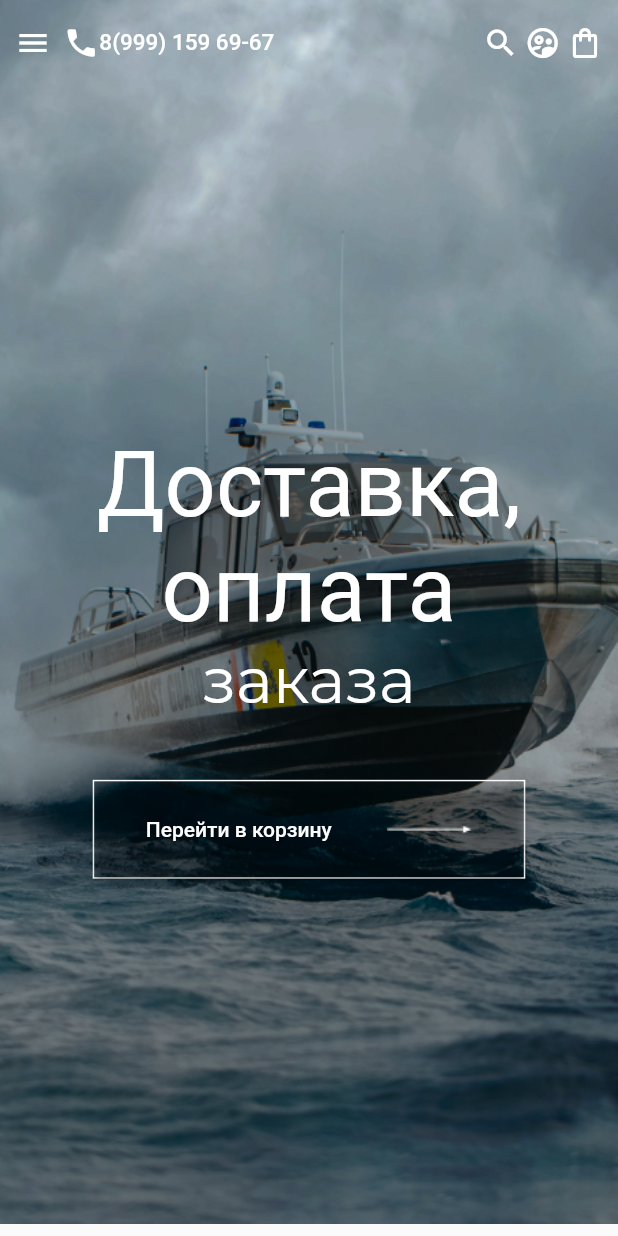
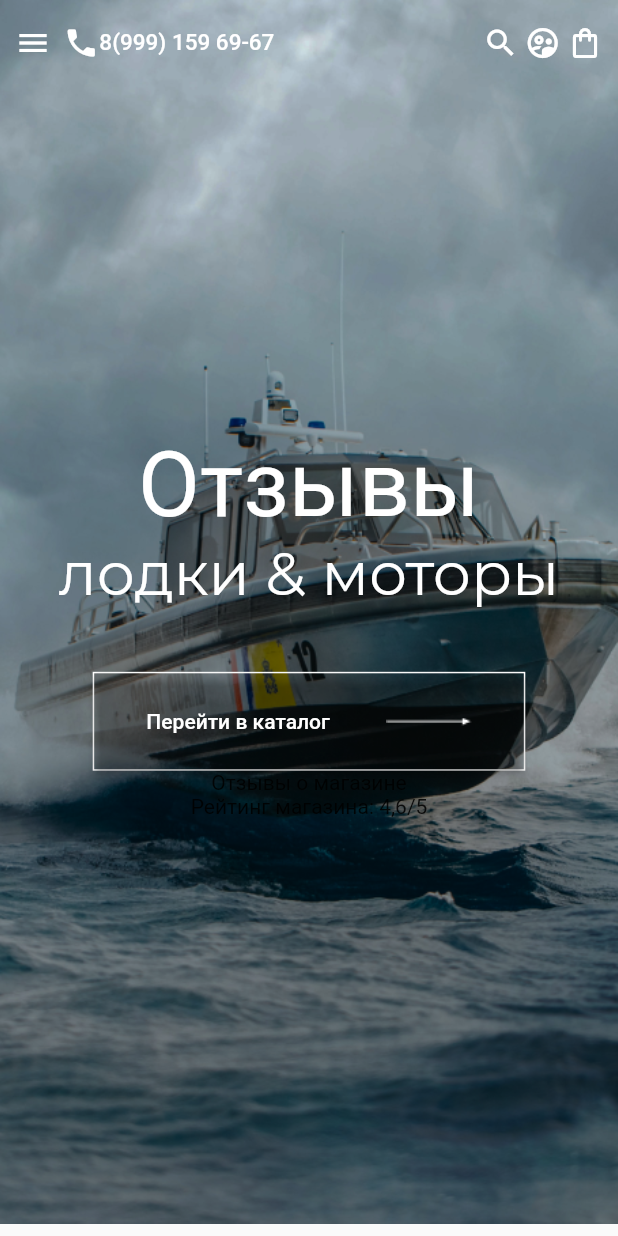
Before and after one commit to BoatMotors/BoatMotors-Mobile, a Flutter app: the screen it shows after launch, on a phone screen of 412 x 824 dp. Run offline on Flutter 3.47's test engine with Material 2 defaults, Android fonts, the phone set to English and light mode, and no system bars; our stand-ins replace dio, google_fonts.

Commit message:
first commit

```diff
--- a/boatmotors_mobile/lib/main.dart
+++ b/boatmotors_mobile/lib/main.dart
@@ -1,7 +1,8 @@
-import 'package:boatmotors_mobile/view/pages/account_page.dart';
-import 'package:boatmotors_mobile/view/pages/delivery_payment_page.dart';
-import 'package:boatmotors_mobile/view/pages/home_page.dart';
-import 'package:boatmotors_mobile/view/pages/register_page.dart';
+import 'package:boatmotors_mobile/view/page/Account%20Page/account_page.dart';
+import 'package:boatmotors_mobile/view/page/Delivery%20Payment/delivery_payment_page.dart';
+import 'package:boatmotors_mobile/view/page/Home/home_page.dart';
+import 'package:boatmotors_mobile/view/page/Register%20Page/register_page.dart';
+import 'package:boatmotors_mobile/view/page/Review%20Page/review_page.dart';
 import 'package:flutter/material.dart';
 
 void main() {
@@ -20,7 +21,7 @@ class _MyAppState extends State<MyApp> {
   Widget build(BuildContext context) {
     return const MaterialApp(
       debugShowCheckedModeBanner: false,
-      home: DeliveryPaymentPage(),
+      home: ReviewPage(),
     );
   }
 }
--- a/boatmotors_mobile/lib/provider/register_provider.dart
+++ /dev/null
@@ -1,3 +0,0 @@
-class RegisterProvider {
-
-}
--- a/boatmotors_mobile/lib/view/pages/register_page.dart
+++ b/boatmotors_mobile/lib/view/page/Register Page/register_page.dart
@@ -145,9 +145,10 @@ class _RegisterPageState extends State<RegisterPage> {
                                   child: Row(
                                     mainAxisAlignment:
                                         MainAxisAlignment.spaceAround,
-                                    children: const [
-                                      Text("""Перейти к регистрации"""),
-                                      Icon(Icons.arrow_right_alt_outlined),
+                                    children: [
+                                      const Text("""Перейти к регистрации"""),
+                                      Image.asset(
+                                          "assets/light_arrow_right.png"),
                                     ],
                                   ),
                                 ),
@@ -161,13 +162,15 @@ class _RegisterPageState extends State<RegisterPage> {
 
                   /////////////////////////// Регистрация ///////////////////////////
                   Padding(
-                    padding: EdgeInsets.symmetric(horizontal: size.width * 0.035),
+                    padding:
+                        EdgeInsets.symmetric(horizontal: size.width * 0.035),
                     child: Column(
                       children: [
                         SizedBox(
                           width: double.infinity,
                           child: Padding(
-                            padding: const EdgeInsets.symmetric(horizontal: 0.0),
+                            padding:
+                                const EdgeInsets.symmetric(horizontal: 0.0),
                             child: Column(
                               crossAxisAlignment: CrossAxisAlignment.start,
                               children: [
@@ -233,7 +236,8 @@ class _RegisterPageState extends State<RegisterPage> {
                                                       .height *
                                                   0.05,
                                               child: TextFormField(
-                                                decoration: const InputDecoration(
+                                                decoration:
+                                                    const InputDecoration(
                                                   border: OutlineInputBorder(),
                                                 ),
                                               ),
@@ -257,7 +261,8 @@ class _RegisterPageState extends State<RegisterPage> {
                                                       .height *
                                                   0.05,
                                               child: TextFormField(
-                                                decoration: const InputDecoration(
+                                                decoration:
+                                                    const InputDecoration(
                                                   border: OutlineInputBorder(),
                                                 ),
                                               ),
@@ -281,7 +286,8 @@ class _RegisterPageState extends State<RegisterPage> {
                                                       .height *
                                                   0.05,
                                               child: TextFormField(
-                                                decoration: const InputDecoration(
+                                                decoration:
+                                                    const InputDecoration(
                                                   border: OutlineInputBorder(),
                                                 ),
                                               ),
@@ -305,7 +311,8 @@ class _RegisterPageState extends State<RegisterPage> {
                                                       .height *
                                                   0.05,
                                               child: TextFormField(
-                                                decoration: const InputDecoration(
+                                                decoration:
+                                                    const InputDecoration(
                                                   border: OutlineInputBorder(),
                                                 ),
                                               ),
@@ -329,7 +336,8 @@ class _RegisterPageState extends State<RegisterPage> {
                                                       .height *
                                                   0.05,
                                               child: TextFormField(
-                                                decoration: const InputDecoration(
+                                                decoration:
+                                                    const InputDecoration(
                                                   border: OutlineInputBorder(),
                                                 ),
                                               ),
@@ -353,7 +361,8 @@ class _RegisterPageState extends State<RegisterPage> {
                                                       .height *
                                                   0.05,
                                               child: TextFormField(
-                                                decoration: const InputDecoration(
+                                                decoration:
+                                                    const InputDecoration(
                                                   border: OutlineInputBorder(),
                                                 ),
                                               ),
@@ -374,7 +383,8 @@ class _RegisterPageState extends State<RegisterPage> {
                         SizedBox(
                           width: double.infinity,
                           child: Padding(
-                            padding: const EdgeInsets.symmetric(horizontal: 0.0),
+                            padding:
+                                const EdgeInsets.symmetric(horizontal: 0.0),
                             child: Column(
                               crossAxisAlignment: CrossAxisAlignment.start,
                               children: [
@@ -440,7 +450,8 @@ class _RegisterPageState extends State<RegisterPage> {
                                                       .height *
                                                   0.05,
                                               child: TextFormField(
-                                                decoration: const InputDecoration(
+                                                decoration:
+                                                    const InputDecoration(
                                                   border: OutlineInputBorder(),
                                                 ),
                                               ),
@@ -464,7 +475,8 @@ class _RegisterPageState extends State<RegisterPage> {
                                                       .height *
                                                   0.05,
                                               child: TextFormField(
-                                                decoration: const InputDecoration(
+                                                decoration:
+                                                    const InputDecoration(
                                                   border: OutlineInputBorder(),
                                                 ),
                                               ),
@@ -488,7 +500,8 @@ class _RegisterPageState extends State<RegisterPage> {
                                                       .height *
                                                   0.05,
                                               child: TextFormField(
-                                                decoration: const InputDecoration(
+                                                decoration:
+                                                    const InputDecoration(
                                                   border: OutlineInputBorder(),
                                                 ),
                                               ),
@@ -512,7 +525,8 @@ class _RegisterPageState extends State<RegisterPage> {
                                                       .height *
                                                   0.05,
                                               child: TextFormField(
-                                                decoration: const InputDecoration(
+                                                decoration:
+                                                    const InputDecoration(
                                                   border: OutlineInputBorder(),
                                                 ),
                                               ),
@@ -536,7 +550,8 @@ class _RegisterPageState extends State<RegisterPage> {
                                                       .height *
                                                   0.05,
                                               child: TextFormField(
-                                                decoration: const InputDecoration(
+                                                decoration:
+                                                    const InputDecoration(
                                                   border: OutlineInputBorder(),
                                                 ),
                                               ),
@@ -682,8 +697,9 @@ class _RegisterPageState extends State<RegisterPage> {
                                     ),
                                     _sizedHeightBox0008(context),
                                     SizedBox(
-                                      height: MediaQuery.of(context).size.height *
-                                          0.05,
+                                      height:
+                                          MediaQuery.of(context).size.height *
+                                              0.05,
                                       child: TextFormField(
                                         decoration: const InputDecoration(
                                           border: OutlineInputBorder(),
@@ -701,8 +717,9 @@ class _RegisterPageState extends State<RegisterPage> {
                                     ),
                                     _sizedHeightBox0008(context),
                                     SizedBox(
-                                      height: MediaQuery.of(context).size.height *
-                                          0.05,
+                                      height:
+                                          MediaQuery.of(context).size.height *
+                                              0.05,
                                       child: TextFormField(
                                         decoration: const InputDecoration(
                                           border: OutlineInputBorder(),
@@ -711,8 +728,9 @@ class _RegisterPageState extends State<RegisterPage> {
                                     ),
                                     _sizedHeightBox005(context),
                                     SizedBox(
-                                      height: MediaQuery.of(context).size.height *
-                                          0.06,
+                                      height:
+                                          MediaQuery.of(context).size.height *
+                                              0.06,
                                       child: ElevatedButton(
                                         style: ButtonStyle(
                                           backgroundColor:
@@ -767,7 +785,8 @@ class _RegisterPageState extends State<RegisterPage> {
                               ],
                             ),
                             SizedBox(
-                              height: MediaQuery.of(context).size.height * 0.012,
+                              height:
+                                  MediaQuery.of(context).size.height * 0.012,
                             ),
                             Row(
                               mainAxisAlignment: MainAxisAlignment.center,
@@ -789,7 +808,8 @@ class _RegisterPageState extends State<RegisterPage> {
                             Padding(
                               padding: EdgeInsets.symmetric(
                                   horizontal:
-                                      MediaQuery.of(context).size.height * 0.005),
+                                      MediaQuery.of(context).size.height *
+                                          0.005),
                               child: Column(
                                 children: [
                                   SizedBox(
--- /dev/null
+++ b/boatmotors_mobile/lib/view/page/Review Page/review_page.dart
@@ -0,0 +1,287 @@
+import 'package:flutter/material.dart';
+import 'package:google_fonts/google_fonts.dart';
+
+class ReviewPage extends StatefulWidget {
+  const ReviewPage({super.key});
+
+  @override
+  State<ReviewPage> createState() => _ReviewPageState();
+}
+
+class _ReviewPageState extends State<ReviewPage> {
+  @override
+  Widget build(BuildContext context) {
+    return Scaffold(
+      body: SafeArea(
+        child: SingleChildScrollView(
+          child: Column(
+            children: [
+              Container(
+                width: double.infinity,
+                height: MediaQuery.of(context).size.height * 0.99,
+                decoration: const BoxDecoration(
+                  image: DecorationImage(
+                    image: AssetImage("assets/ship.png"),
+                    fit: BoxFit.cover,
+                  ),
+                ),
+                child: Column(
+                  children: [
+                    _sizedHeightBox002(context),
+                    Padding(
+                      padding: const EdgeInsets.symmetric(horizontal: 10.0),
+                      child: Row(
+                        mainAxisAlignment: MainAxisAlignment.spaceBetween,
+                        children: [
+                          Row(
+                            children: [
+                              const Icon(
+                                Icons.menu,
+                                color: Colors.white,
+                              ),
+                              _sizedWidthBox002(context),
+                              Column(
+                                children: [
+                                  Row(
+                                    children: const [
+                                      Icon(Icons.phone, color: Colors.white),
+                                      Text(
+                                        """8(999) 159 69-67""",
+                                        style: TextStyle(
+                                          color: Colors.white,
+                                          fontWeight: FontWeight.w500,
+                                          fontSize: 15.0,
+                                        ),
+                                      ),
+                                    ],
+                                  ),
+                                ],
+                              ),
+                            ],
+                          ),
+                          Row(
+                            children: [
+                              InkWell(
+                                onTap: () {},
+                                child: const Icon(
+                                  Icons.search,
+                                  color: Colors.white,
+                                ),
+                              ),
+                              Padding(
+                                padding: EdgeInsets.symmetric(
+                                  horizontal:
+                                      MediaQuery.of(context).size.width * 0.01,
+                                ),
+                                child: InkWell(
+                                  onTap: () {},
+                                  child: const Icon(
+                                    Icons.supervised_user_circle_outlined,
+                                    color: Colors.white,
+                                  ),
+                                ),
+                              ),
+                              InkWell(
+                                onTap: () {},
+                                child: const Icon(
+                                  Icons.shopping_bag_outlined,
+                                  color: Colors.white,
+                                ),
+                              )
+                            ],
+                          ),
+                        ],
+                      ),
+                    ),
+                    _sizedHeightBox03(context),
+                    Center(
+                      child: Column(
+                        children: [
+                          const Text(
+                            """Отзывы""",
+                            style: TextStyle(
+                              color: Colors.white,
+                              fontWeight: FontWeight.w400,
+                              fontSize: 60.0,
+                            ),
+                          ),
+                          Text(
+                            """лодки & моторы""",
+                            style: GoogleFonts.montserrat(
+                              textStyle: const TextStyle(
+                                color: Colors.white,
+                                fontWeight: FontWeight.w400,
+                                fontSize: 40,
+                              ),
+                            ),
+                          ),
+                          _sizedHeightBox005(context),
+                          Container(
+                            width: MediaQuery.of(context).size.width * 0.7,
+                            height: MediaQuery.of(context).size.height * 0.08,
+                            decoration: BoxDecoration(
+                              border: Border.all(color: Colors.white),
+                            ),
+                            child: ElevatedButton(
+                              style: ButtonStyle(
+                                backgroundColor: MaterialStateProperty.all(
+                                    Colors.transparent),
+                              ),
+                              onPressed: () {},
+                              child: Row(
+                                mainAxisAlignment:
+                                    MainAxisAlignment.spaceAround,
+                                children: [
+                                  const Text("""Перейти в каталог"""),
+                                  Image.asset("assets/light_arrow_right.png"),
+                                ],
+                              ),
+                            ),
+                          ),
+                          Container(
+                            child: Column(
+                              children: [
+                                Text("""Отзывы о магазине"""),
+                                Text("""Рейтинг магазина: 4,6/5"""),
+                                Row(
+                                  children: [],
+                                ),
+                              ],
+                            ),
+                          ),
+                        ],
+                      ),
+                    ),
+                  ],
+                ),
+              ),
+              _sizedHeightBox05(context),
+            ],
+          ),
+        ),
+      ),
+    );
+  }
+  //////////////////////////////////////// HEIGHT SIZEDBOXS ////////////////////////////////////////
+
+  // HEIGHT _sizedHeightBox1
+  SizedBox _sizedHeightBox1(BuildContext context) {
+    return SizedBox(
+      height: MediaQuery.of(context).size.height * 1,
+    );
+  }
+
+  // HEIGHT _sizedHeightBox05
+  SizedBox _sizedHeightBox05(BuildContext context) {
+    return SizedBox(
+      height: MediaQuery.of(context).size.height * 0.5,
+    );
+  }
+
+  // HEIGHT _sizedHeightBox03
+  SizedBox _sizedHeightBox03(BuildContext context) {
+    return SizedBox(
+      height: MediaQuery.of(context).size.height * 0.3,
+    );
+  }
+
+  // HEIGHT _sizedHeightBox008
+  SizedBox _sizedHeightBox008(BuildContext context) {
+    return SizedBox(
+      height: MediaQuery.of(context).size.height * 0.08,
+    );
+  }
+
+  // HEIGHT _sizedHeightBox006
+  SizedBox _sizedHeightBox006(BuildContext context) {
+    return SizedBox(
+      height: MediaQuery.of(context).size.height * 0.06,
+    );
+  }
+
+  // HEIGHT _sizedHeightBox005
+  SizedBox _sizedHeightBox005(BuildContext context) {
+    return SizedBox(
+      height: MediaQuery.of(context).size.height * 0.05,
+    );
+  }
+
+  // HEIGHT _sizedHeightBox003
+  SizedBox _sizedHeightBox003(BuildContext context) {
+    return SizedBox(
+      height: MediaQuery.of(context).size.height * 0.03,
+    );
+  }
+
+  // HEIGHT _sizedHeightBox002
+  SizedBox _sizedHeightBox002(BuildContext context) {
+    return SizedBox(
+      height: MediaQuery.of(context).size.height * 0.02,
+    );
+  }
+
+  // HEIGHT _sizedHeightBox001
+  SizedBox _sizedHeightBox001(BuildContext context) {
+    return SizedBox(
+      height: MediaQuery.of(context).size.height * 0.01,
+    );
+  }
+
+  // HEIGHT _sizedHeightBox0008
+  SizedBox _sizedHeightBox0008(BuildContext context) {
+    return SizedBox(
+      height: MediaQuery.of(context).size.height * 0.008,
+    );
+  }
+
+  // HEIGHT _sizedHeightBox0007
+  SizedBox _sizedHeightBox0007(BuildContext context) {
+    return SizedBox(
+      height: MediaQuery.of(context).size.height * 0.007,
+    );
+  }
+
+  // HEIGHT _sizedHeightBox0006
+  SizedBox _sizedHeightBox0006(BuildContext context) {
+    return SizedBox(
+      height: MediaQuery.of(context).size.height * 0.006,
+    );
+  }
+
+  // HEIGHT _sizedHeightBox0005
+  SizedBox _sizedHeightBox0005(BuildContext context) {
+    return SizedBox(
+      height: MediaQuery.of(context).size.height * 0.005,
+    );
+  }
+
+  //////////////////////////////////////// WIDTH SIZEDBOXS ////////////////////////////////////////
+
+  // WIDTH _sizedWidthBox005
+  SizedBox _sizedWidthBox005(BuildContext context) {
+    return SizedBox(
+      width: MediaQuery.of(context).size.width * 0.05,
+    );
+  }
+
+  // WIDTH _sizedWidthBox003
+  SizedBox _sizedWidthBox003(BuildContext context) {
+    return SizedBox(
+      width: MediaQuery.of(context).size.width * 0.03,
+    );
+  }
+
+  // WIDTH _sizedWidthBox002
+  SizedBox _sizedWidthBox002(BuildContext context) {
+    return SizedBox(
+      width: MediaQuery.of(context).size.width * 0.02,
+    );
+  }
+
+  // WIDTH _sizedWidthBox001
+  SizedBox _sizedWidthBox001(BuildContext context) {
+    return SizedBox(
+      width: MediaQuery.of(context).size.width * 0.01,
+    );
+  }
+}
```
Also changed, not shown: boatmotors_mobile/lib/view/page/Account Page/account_page.dart (renamed from boatmotors_mobile/lib/view/pages/account_page.dart), boatmotors_mobile/lib/view/page/Delivery Payment/delivery_payment_page.dart (renamed from boatmotors_mobile/lib/view/pages/delivery_payment_page.dart), boatmotors_mobile/lib/view/page/Home/home_page.dart (renamed from boatmotors_mobile/lib/view/pages/home_page.dart).
